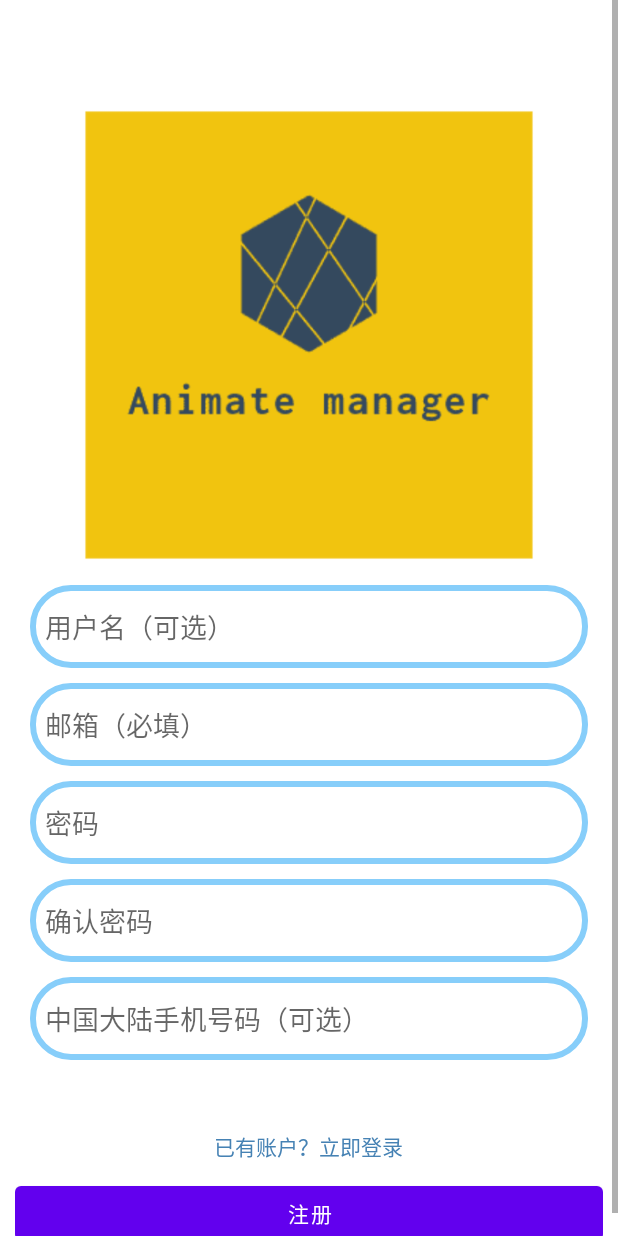
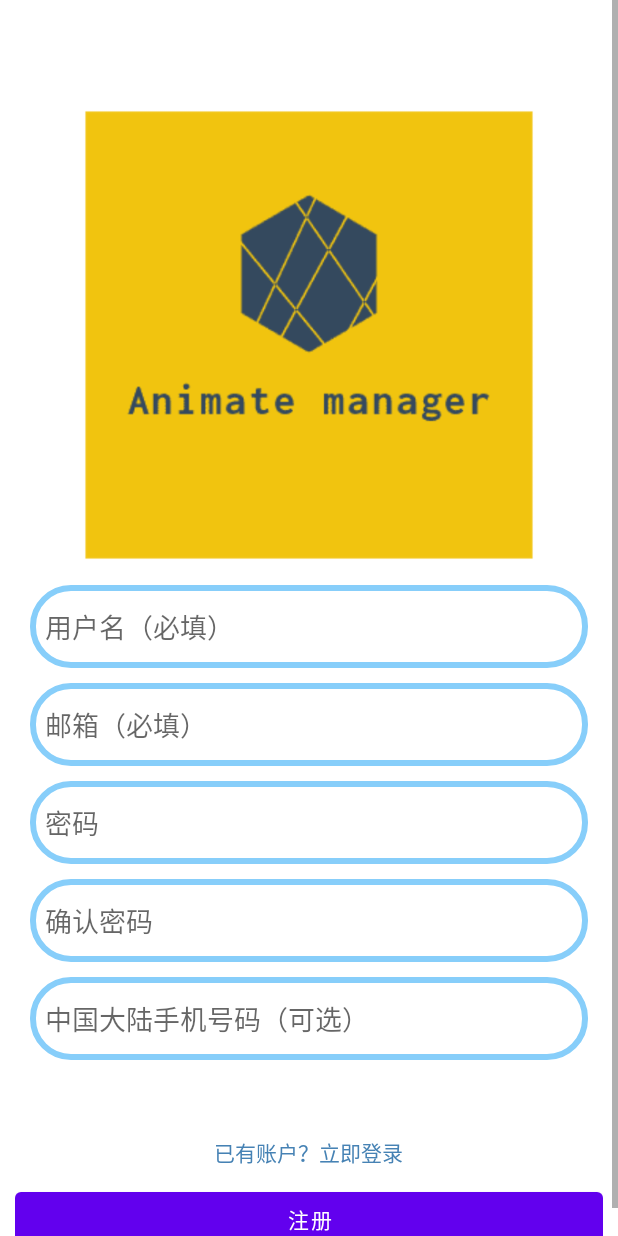
Before and after one commit to JerryFhuurr/fanju_manager_new, an Android app: the RegisterFragment screen opened through its navigation route, on a phone screen of 412 x 824 dp. Run offline under Robolectric (Android 15) with nearby library versions, the phone set to English and light mode, and no system bars; our stand-ins replace RxJava; libraries missing offline, so code that uses them is left out: cn.leancloud.

Commit message:
verify register info part1 done

```diff
--- a/app/src/main/java/com/jerry/fanju_manager/main/login/RegisterFragment.java
+++ b/app/src/main/java/com/jerry/fanju_manager/main/login/RegisterFragment.java
@@ -8,13 +8,23 @@ import androidx.navigation.Navigation;
 import android.view.LayoutInflater;
 import android.view.View;
 import android.view.ViewGroup;
+import android.widget.Button;
+import android.widget.EditText;
 import android.widget.TextView;
 
 import com.jerry.fanju_manager.R;
+import com.jerry.fanju_manager.main.handler.DataHandler;
 
 public class RegisterFragment extends Fragment {
 
     private TextView backLogin;
+    private EditText usernameEdit;
+    private EditText emailEdit;
+    private EditText passwordEdit1;
+    private EditText passwordEdit2;
+    private EditText phoneText;
+    private TextView registerInfo;
+    private Button registerBtn;
 
     public RegisterFragment() {
         // Required empty public constructor
@@ -31,6 +41,13 @@ public class RegisterFragment extends Fragment {
         // Inflate the layout for this fragment
         View v = inflater.inflate(R.layout.fragment_register, container, false);
         backLogin = v.findViewById(R.id.register_backLogin);
+        usernameEdit = v.findViewById(R.id.register_name);
+        emailEdit = v.findViewById(R.id.register_email);
+        passwordEdit1 = v.findViewById(R.id.register_password1);
+        passwordEdit2 = v.findViewById(R.id.register_password2);
+        phoneText = v.findViewById(R.id.register_phone);
+        registerInfo = v.findViewById(R.id.register_info);
+        registerBtn = v.findViewById(R.id.registerBtn);
 
         setUpView();
         return v;
@@ -43,5 +60,52 @@ public class RegisterFragment extends Fragment {
                 Navigation.findNavController(v).navigate(R.id.action_registerFragment_to_loginFragment);
             }
         });
+
+        registerBtn.setOnClickListener(new View.OnClickListener() {
+            @Override
+            public void onClick(View v) {
+                String username = usernameEdit.getText().toString();
+                String email = emailEdit.getText().toString();
+                String password1 = passwordEdit1.getText().toString();
+                String password2 = passwordEdit2.getText().toString();
+                String phone = phoneText.getText().toString();
+                boolean isValid = verifyInfo(username, email, password1, password2, phone);
+
+                if (isValid){
+                    registerInfo.setText("");
+
+                }
+            }
+        });
+    }
+
+    private boolean verifyInfo(String username, String email, String p1, String p2, String phone) {
+        if (!username.isEmpty() && !email.isEmpty()) {
+            if (DataHandler.emailValid(email)) {
+                if (p1.equals(p2)) {
+                    if (p1.length() >= 6) {
+                        if ((!phone.isEmpty() && phone.length() == 11) || phone.isEmpty()) {  //填写手机号
+                            return true;
+                        } else if (!phone.isEmpty() && phone.length() != 11) {  //手机号不正确
+                            registerInfo.setText(R.string.register_error_phone);
+                            return false;
+                        }
+                    } else {
+                        registerInfo.setText(R.string.register_error_password1);
+                        return false;
+                    }
+                } else {
+                    registerInfo.setText(R.string.register_error_password2);
+                    return false;
+                }
+            } else {
+                registerInfo.setText(R.string.register_error_email);
+                return false;
+            }
+        } else {
+            registerInfo.setText(R.string.register_error_empty);
+            return false;
+        }
+        return false;
     }
 }
--- a/app/src/main/res/layout/fragment_register.xml
+++ b/app/src/main/res/layout/fragment_register.xml
@@ -42,7 +42,7 @@
                     android:background="@drawable/edit_field_shape"
                     android:drawablePadding="10dp"
                     android:hint="@string/register_name"
-                    android:inputType="textEmailAddress"
+                    android:inputType="text"
                     android:singleLine="true" />
 
                 <View
@@ -70,7 +70,7 @@
                     android:background="@drawable/edit_field_shape"
                     android:drawablePadding="10dp"
                     android:hint="@string/register_password1"
-                    android:inputType="textEmailAddress"
+                    android:inputType="textPassword"
                     android:singleLine="true" />
 
                 <View
@@ -84,7 +84,7 @@
                     android:background="@drawable/edit_field_shape"
                     android:drawablePadding="10dp"
                     android:hint="@string/register_password2"
-                    android:inputType="textEmailAddress"
+                    android:inputType="textPassword"
                     android:singleLine="true" />
 
                 <View
@@ -98,7 +98,7 @@
                     android:background="@drawable/edit_field_shape"
                     android:drawablePadding="10dp"
                     android:hint="@string/register_phone"
-                    android:inputType="textEmailAddress"
+                    android:inputType="phone"
                     android:singleLine="true" />
             </LinearLayout>
 
@@ -120,6 +120,10 @@
                     android:layout_gravity="center"
                     android:gravity="center"
                     android:textColor="@color/r_red" />
+
+                <View
+                    android:layout_width="wrap_content"
+                    android:layout_height="6px" />
 
                 <TextView
                     android:id="@+id/register_backLogin"
--- a/app/src/main/res/values/strings.xml
+++ b/app/src/main/res/values/strings.xml
@@ -15,13 +15,20 @@
     <string name="login_error_empty">用户名和密码不能为空！</string>
 
     <!-- register -->
-    <string name="register_name">用户名（可选）</string>
+    <string name="register_name">用户名（必填）</string>
     <string name="register_email">邮箱（必填）</string>
     <string name="register_password1">密码</string>
     <string name="register_password2">确认密码</string>
     <string name="register_phone">中国大陆手机号码（可选）</string>
     <string name="register_backLogin">已有账户？立即登录</string>
     <string name="register_button">注册</string>
+    <string name="register_error_empty">用户名和邮箱不能为空</string>
+    <string name="register_error_password1">密码长度须大于等于6位</string>
+    <string name="register_error_password2">密码不一致</string>
+    <string name="register_error_phone">需输入有效的手机号码</string>
+    <string name="register_error_username">该用户名已存在</string>
+    <string name="register_error_email">请输入正确的邮箱地址，否则会无法找回密码！</string>
+
     <!-- TODO: Remove or change this placeholder text -->
     <string name="hello_blank_fragment">Hello blank fragment</string>
 </resources>
```
Also changed, not shown: app/src/main/java/com/jerry/fanju_manager/main/model/User.java (+1 -11 lines).
